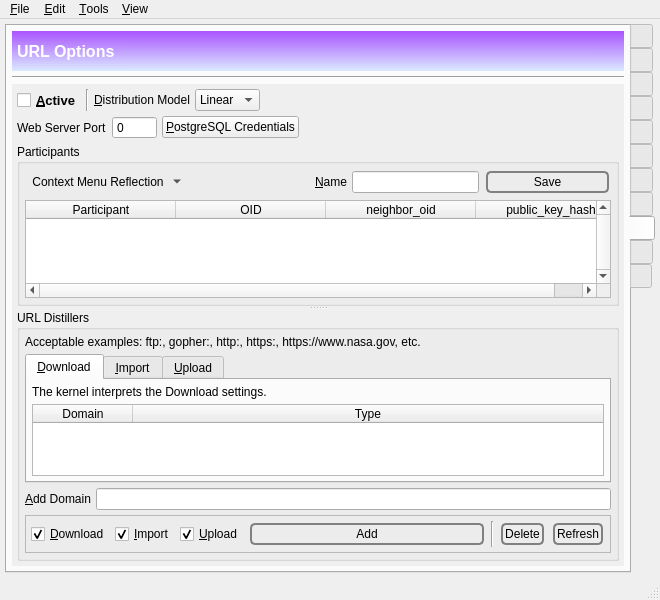
Above: branches/trunk/GoldBug-UI/spot-on-controlcenter.ui from textbrowser/spot-on before the change. Below: the same form after it.
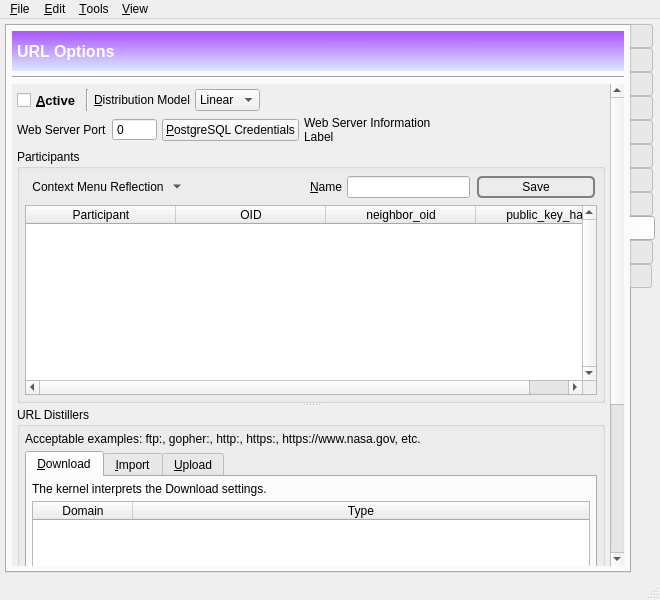
That is the form after the change. The open tabs and pages were chosen to show the change. Icons and pictures are not drawn. Custom widgets are drawn as their Qt base class.

Commit message: Informative and pretty labels.

```diff
--- a/branches/trunk/GoldBug-UI/spot-on-controlcenter.ui
+++ b/branches/trunk/GoldBug-UI/spot-on-controlcenter.ui
@@ -9047,7 +9047,7 @@
              <x>0</x>
              <y>0</y>
              <width>584</width>
-             <height>579</height>
+             <height>791</height>
             </rect>
            </property>
            <layout class="QVBoxLayout" name="verticalLayout_58">
@@ -9161,6 +9161,25 @@
                 </property>
                </widget>
               </item>
+              <item>
+               <widget class="QLabel" name="web_server_information_label">
+                <property name="sizePolicy">
+                 <sizepolicy hsizetype="Expanding" vsizetype="Preferred">
+                  <horstretch>0</horstretch>
+                  <verstretch>0</verstretch>
+                 </sizepolicy>
+                </property>
+                <property name="text">
+                 <string>Web Server Information Label</string>
+                </property>
+                <property name="wordWrap">
+                 <bool>true</bool>
+                </property>
+                <property name="openExternalLinks">
+                 <bool>true</bool>
+                </property>
+               </widget>
+              </item>
               <item>
                <spacer name="horizontalSpacer_20">
                 <property name="orientation">
```
The commit also changes 6 other files.
